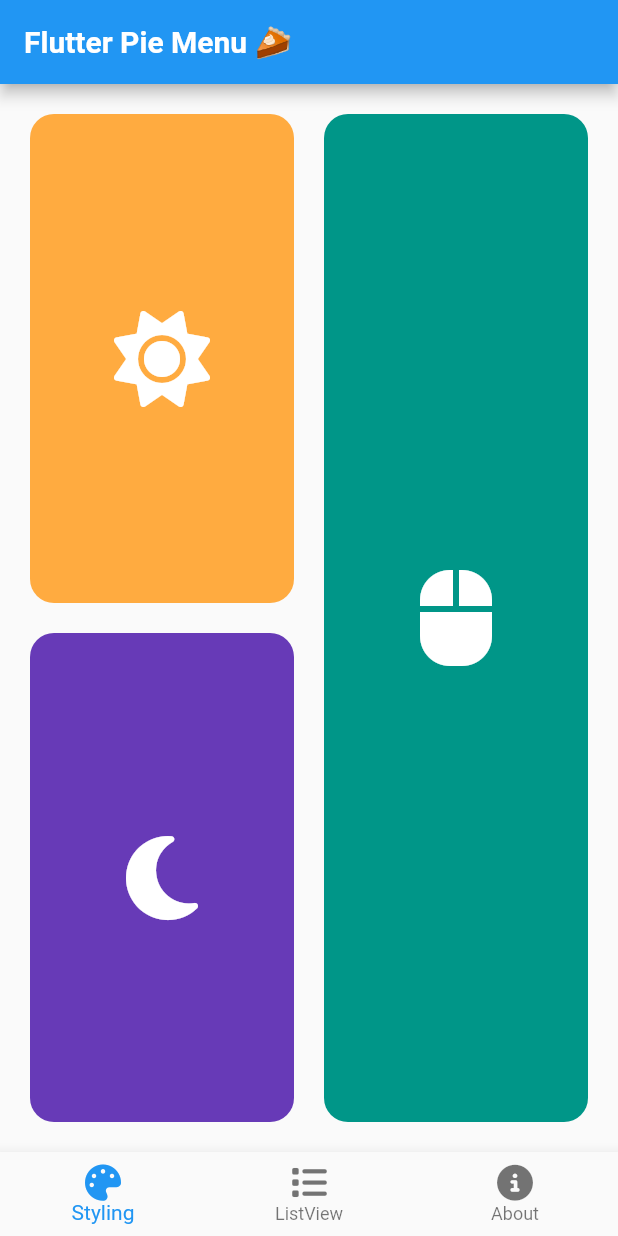
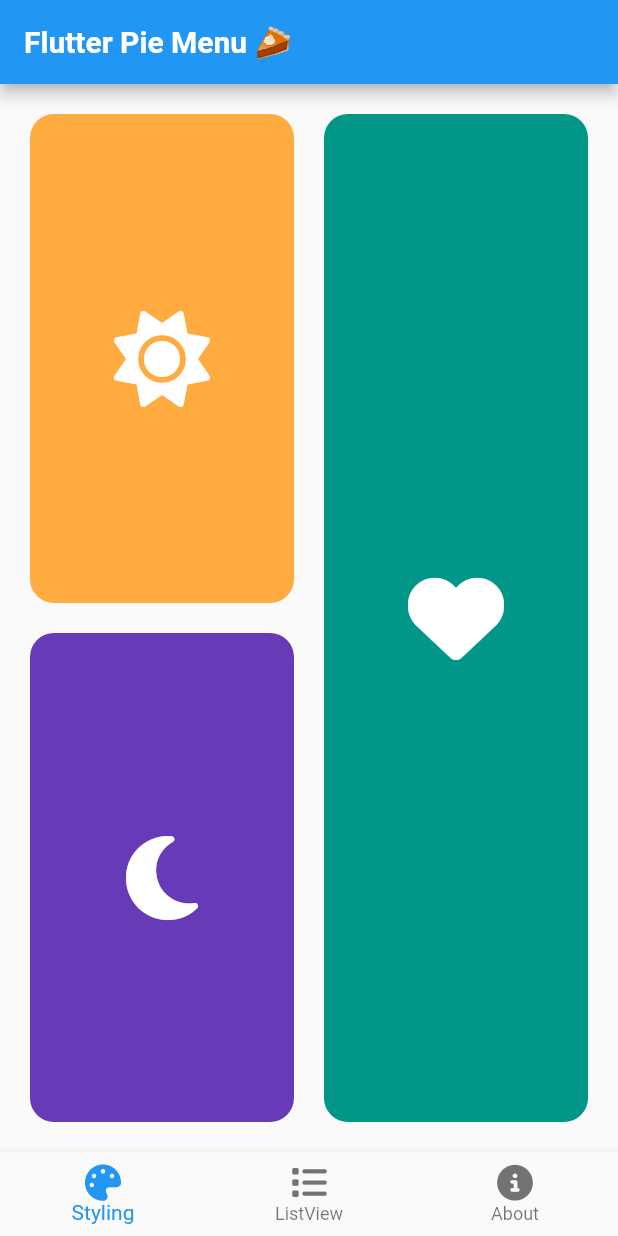
Before and after one commit to rasitayaz/flutter-pie-menu, a Flutter app: the screen it shows after launch, on a phone screen of 412 x 824 dp. Run offline on Flutter 3.47's test engine with Material 2 defaults, Android fonts, the phone set to English and light mode, and no system bars; our stand-ins replace font_awesome_flutter; missing offline and left inert: dart:html.

Commit message:
update example

```diff
--- a/example/lib/main.dart
+++ b/example/lib/main.dart
@@ -127,9 +127,10 @@ class StylingPage extends StatelessWidget {
                               padding: const EdgeInsets.only(left: 4),
                             ),
                             PieAction(
-                              tooltip: const Text('Download'),
-                              onSelect: () => context.showSnackBar('Download'),
-                              child: const FaIcon(FontAwesomeIcons.download),
+                              tooltip: const Text('Like'),
+                              onSelect: () => context.showSnackBar('Like'),
+                              child:
+                                  const FaIcon(FontAwesomeIcons.solidThumbsUp),
                             ),
                             PieAction(
                               tooltip: const Text('Share'),
@@ -244,7 +245,7 @@ class StylingPage extends StatelessWidget {
                               child: const FaIcon(FontAwesomeIcons.boxOpen),
                             ),
                             PieAction(
-                              tooltip: const Text('Like the package'),
+                              tooltip: const Text('Highly customizable'),
                               onSelect: () {
                                 launchUrlExternally(
                                     'https://pub.dev/packages/pie_menu');
@@ -255,12 +256,11 @@ class StylingPage extends StatelessWidget {
                                 backgroundColor: Colors.black.withOpacity(0.7),
                                 iconColor: Colors.white,
                               ),
-                              child:
-                                  const FaIcon(FontAwesomeIcons.solidThumbsUp),
+                              child: const FaIcon(FontAwesomeIcons.palette),
                             ),
                             PieAction(
                               tooltip:
-                                  const Text('Share with other developers'),
+                                  const Text('Now with right click support!'),
                               buttonTheme: PieButtonTheme(
                                 backgroundColor: Colors.black.withOpacity(0.5),
                                 iconColor: Colors.white,
@@ -269,12 +269,13 @@ class StylingPage extends StatelessWidget {
                                 launchUrlExternally(
                                     'https://pub.dev/packages/pie_menu');
                               },
-                              child: const FaIcon(FontAwesomeIcons.share),
+                              child:
+                                  const FaIcon(FontAwesomeIcons.computerMouse),
                             ),
                           ],
                           child: _buildCard(
                             color: Colors.teal,
-                            iconData: FontAwesomeIcons.computerMouse,
+                            iconData: FontAwesomeIcons.solidHeart,
                           ),
                         ),
                       ),
@@ -458,14 +459,14 @@ class AboutPage extends StatelessWidget {
                 child: PieMenu(
                   actions: [
                     PieAction(
-                      tooltip: const Text('github.com/rasitayaz'),
+                      tooltip: const Text('github/rasitayaz'),
                       onSelect: () {
                         launchUrlExternally('https://github.com/rasitayaz');
                       },
                       child: const FaIcon(FontAwesomeIcons.github),
                     ),
                     PieAction(
-                      tooltip: const Text('in/rasitayaz'),
+                      tooltip: const Text('linkedin/rasitayaz'),
                       onSelect: () {
                         launchUrlExternally(
                           'https://www.linkedin.com/in/rasitayaz/',
@@ -481,7 +482,7 @@ class AboutPage extends StatelessWidget {
                       child: const FaIcon(FontAwesomeIcons.solidEnvelope),
                     ),
                     PieAction(
-                      tooltip: const Text('Buy me a coffee'),
+                      tooltip: const Text('buy me a coffee'),
                       onSelect: () {
                         launchUrlExternally(
                           'https://www.buymeacoffee.com/rasitayaz',
```
